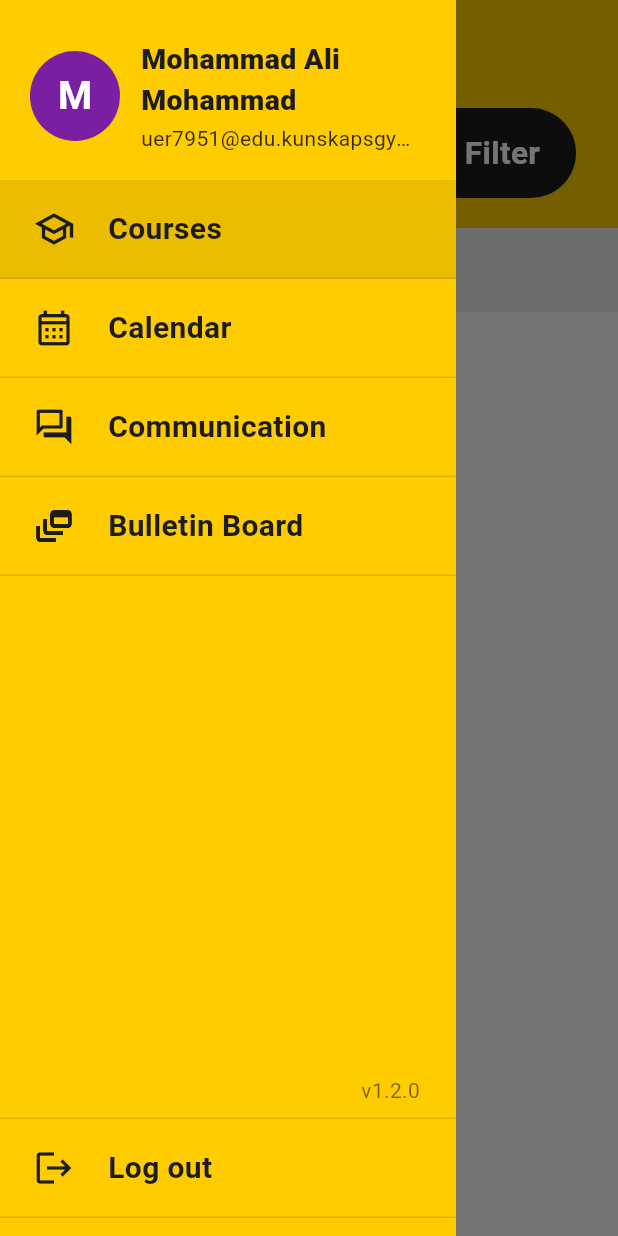
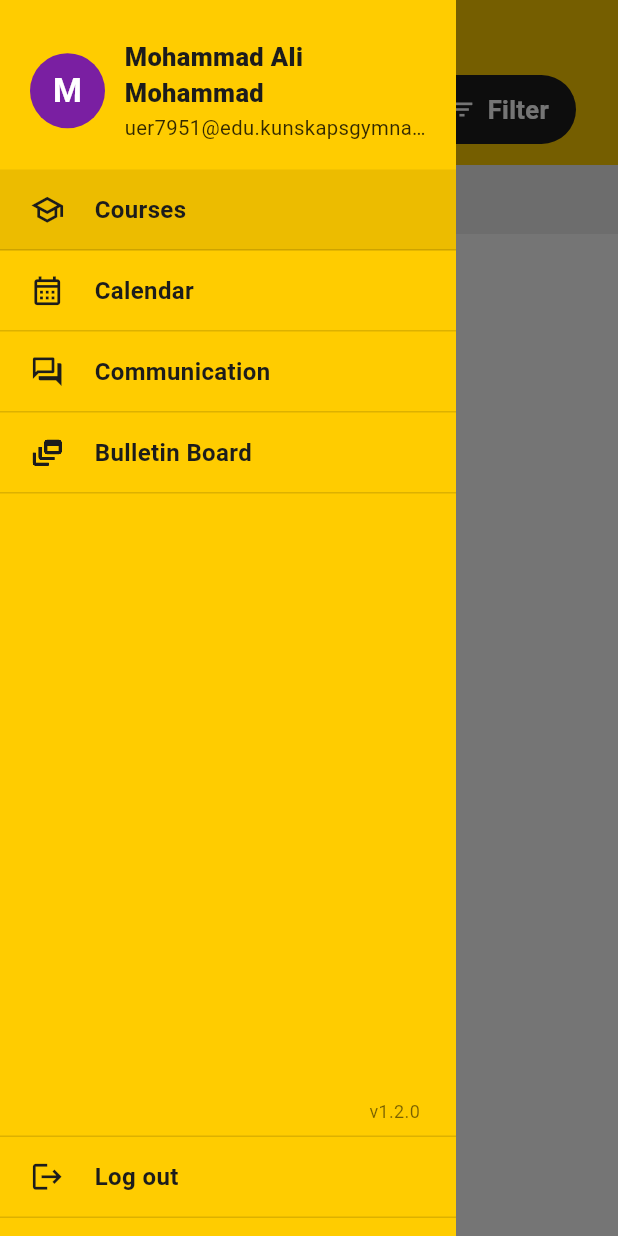
Before and after one commit to PlainX-Dev/StudybeeReplica, a Flutter app: the screen it shows after launch, with the side drawer open, on a phone screen of 412 x 824 dp. Run offline on Flutter 3.47's test engine with Material 3 defaults, Android fonts, the phone set to English and light mode, and no system bars; our stand-ins replace flutter_svg, shared_preferences.

Commit message:
Right-size typography and elements to match the real app
Fonts and components were ~1.7x too large. Measured the real screenshots
(device pixel ratio ~2.86) and scaled to match:
- Courses title 40 -> 23, Filter pill text 21 -> 17, section header 18 -> 14.
- Course rows: avatar radius 29 -> 19, name 22 -> 16, subtitle 15 -> 12.5,
  tighter paddings.
- Grade badge: 124x66 -> ~94x50 with smaller letter/dot/label.
- Drawer: name 19 -> 17, item labels 20 -> 16, icons 28 -> 23, avatar 30 -> 25.

Co-Authored-By: Claude Opus 4.8 <noreply@anthropic.com>
Claude-Session: https://claude.ai/code/session_01KuMtm6BRQdxLduqMwNHeRR

```diff
--- a/lib/screens/courses_screen.dart
+++ b/lib/screens/courses_screen.dart
@@ -113,22 +113,22 @@ class _CoursesScreenState extends State<CoursesScreen> {
       color: AppColors.yellow,
       padding: EdgeInsets.only(top: topInset),
       child: Padding(
-        padding: const EdgeInsets.fromLTRB(8, 6, 16, 20),
+        padding: const EdgeInsets.fromLTRB(8, 2, 16, 14),
         child: Column(
           crossAxisAlignment: CrossAxisAlignment.start,
           mainAxisSize: MainAxisSize.min,
           children: [
             Builder(
               builder: (ctx) => InkResponse(
-                radius: 26,
+                radius: 22,
                 onTap: () => Scaffold.of(ctx).openDrawer(),
                 child: const Padding(
-                  padding: EdgeInsets.all(12),
-                  child: Icon(Icons.menu, color: AppColors.dark, size: 28),
+                  padding: EdgeInsets.all(10),
+                  child: Icon(Icons.menu, color: AppColors.dark, size: 22),
                 ),
               ),
             ),
-            const SizedBox(height: 14),
+            const SizedBox(height: 6),
             Padding(
               padding: const EdgeInsets.symmetric(horizontal: 12),
               child: Row(
@@ -143,7 +143,7 @@ class _CoursesScreenState extends State<CoursesScreen> {
                         'Courses',
                         style: TextStyle(
                           color: AppColors.dark,
-                          fontSize: 40,
+                          fontSize: 23,
                           fontWeight: FontWeight.w800,
                           height: 1.0,
                         ),
@@ -168,17 +168,17 @@ class _CoursesScreenState extends State<CoursesScreen> {
         borderRadius: BorderRadius.circular(30),
         onTap: () => openConnectionFailed(context, 'Filter'),
         child: const Padding(
-          padding: EdgeInsets.symmetric(horizontal: 24, vertical: 15),
+          padding: EdgeInsets.symmetric(horizontal: 18, vertical: 11),
           child: Row(
             mainAxisSize: MainAxisSize.min,
             children: [
-              Icon(Icons.filter_list, color: Colors.white, size: 24),
-              SizedBox(width: 10),
+              Icon(Icons.filter_list, color: Colors.white, size: 18),
+              SizedBox(width: 8),
               Text(
                 'Filter',
                 style: TextStyle(
                   color: Colors.white,
-                  fontSize: 21,
+                  fontSize: 17,
                   fontWeight: FontWeight.w700,
                 ),
               ),
@@ -202,11 +202,11 @@ class _CoursesScreenState extends State<CoursesScreen> {
           onLongPress: _addCourse,
           child: Container(
             color: AppColors.sectionBar,
-            padding: const EdgeInsets.symmetric(horizontal: 20, vertical: 15),
+            padding: const EdgeInsets.symmetric(horizontal: 18, vertical: 13),
             child: const Text(
               'Current courses',
               style: TextStyle(
-                fontSize: 18,
+                fontSize: 14,
                 fontWeight: FontWeight.w700,
                 color: AppColors.sectionText,
               ),
@@ -235,22 +235,22 @@ class _CoursesScreenState extends State<CoursesScreen> {
         onTap: () => openConnectionFailed(context, course.name),
         onLongPress: () => _editCourse(course),
         child: Padding(
-          padding: const EdgeInsets.fromLTRB(20, 16, 16, 16),
+          padding: const EdgeInsets.fromLTRB(16, 13, 14, 13),
           child: Row(
             children: [
               CircleAvatar(
-                radius: 29,
+                radius: 19,
                 backgroundColor: AppColors.avatarGold,
                 child: Text(
                   course.abbreviation,
                   style: const TextStyle(
                     color: Colors.white,
-                    fontSize: 19,
+                    fontSize: 13,
                     fontWeight: FontWeight.w700,
                   ),
                 ),
               ),
-              const SizedBox(width: 16),
+              const SizedBox(width: 13),
               Expanded(
                 child: Column(
                   crossAxisAlignment: CrossAxisAlignment.start,
@@ -258,18 +258,18 @@ class _CoursesScreenState extends State<CoursesScreen> {
                     Text(
                       course.name,
                       style: const TextStyle(
-                        fontSize: 22,
+                        fontSize: 16,
                         fontWeight: FontWeight.w800,
                         color: AppColors.dark,
                         height: 1.15,
                       ),
                     ),
                     if (course.subtitle.isNotEmpty) ...[
-                      const SizedBox(height: 3),
+                      const SizedBox(height: 2),
                       Text(
                         course.subtitle,
                         style: const TextStyle(
-                          fontSize: 15,
+                          fontSize: 12.5,
                           color: AppColors.subtitle,
                         ),
                       ),
@@ -277,7 +277,7 @@ class _CoursesScreenState extends State<CoursesScreen> {
                   ],
                 ),
               ),
-              const SizedBox(width: 12),
+              const SizedBox(width: 10),
               GradeBadge(grade: course.grade, status: course.status),
             ],
           ),
--- a/lib/widgets/app_drawer.dart
+++ b/lib/widgets/app_drawer.dart
@@ -55,7 +55,7 @@ class AppDrawer extends StatelessWidget {
                 alignment: Alignment.centerRight,
                 child: Text(
                   'v1.2.0',
-                  style: TextStyle(color: Color(0x88000000), fontSize: 14),
+                  style: TextStyle(color: Color(0x88000000), fontSize: 12),
                 ),
               ),
             ),
@@ -84,18 +84,18 @@ class AppDrawer extends StatelessWidget {
       child: Row(
         children: [
           const CircleAvatar(
-            radius: 30,
+            radius: 25,
             backgroundColor: AppColors.avatarPurple,
             child: Text(
               'M',
               style: TextStyle(
                 color: Colors.white,
-                fontSize: 26,
+                fontSize: 22,
                 fontWeight: FontWeight.w700,
               ),
             ),
           ),
-          const SizedBox(width: 14),
+          const SizedBox(width: 13),
           Expanded(
             child: Column(
               crossAxisAlignment: CrossAxisAlignment.start,
@@ -104,7 +104,7 @@ class AppDrawer extends StatelessWidget {
                   _displayName,
                   style: const TextStyle(
                     color: AppColors.dark,
-                    fontSize: 19,
+                    fontSize: 17,
                     fontWeight: FontWeight.w800,
                   ),
                 ),
@@ -115,7 +115,7 @@ class AppDrawer extends StatelessWidget {
                   overflow: TextOverflow.ellipsis,
                   style: const TextStyle(
                     color: Color(0xCC000000),
-                    fontSize: 14,
+                    fontSize: 13.5,
                   ),
                 ),
               ],
@@ -138,7 +138,7 @@ class AppDrawer extends StatelessWidget {
       child: InkWell(
         onTap: onTap,
         child: Container(
-          padding: const EdgeInsets.symmetric(horizontal: 22, vertical: 18),
+          padding: const EdgeInsets.symmetric(horizontal: 20, vertical: 15),
           decoration: const BoxDecoration(
             border: Border(
               bottom: BorderSide(color: Color(0x22000000), width: 1),
@@ -146,13 +146,13 @@ class AppDrawer extends StatelessWidget {
           ),
           child: Row(
             children: [
-              Icon(icon, color: AppColors.dark, size: 28),
-              const SizedBox(width: 22),
+              Icon(icon, color: AppColors.dark, size: 23),
+              const SizedBox(width: 20),
               Text(
                 label,
                 style: const TextStyle(
                   color: AppColors.dark,
-                  fontSize: 20,
+                  fontSize: 16,
                   fontWeight: FontWeight.w700,
                 ),
               ),
```
Also changed, not shown: lib/widgets/grade_badge.dart (+10 -9 lines).
